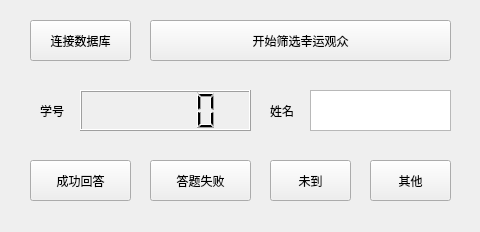
The window that ui/RandomCheckUI.ui (NothingStreet/attendanceSys_Testing) describes before a commit, drawn with Qt 5.
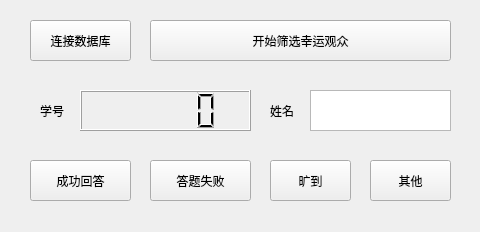
The same window after the commit.

```diff
--- a/ui/RandomCheckUI.ui
+++ b/ui/RandomCheckUI.ui
@@ -147,7 +147,7 @@
     </rect>
    </property>
    <property name="text">
-    <string>未到</string>
+    <string>旷到</string>
    </property>
   </widget>
  </widget>
```
